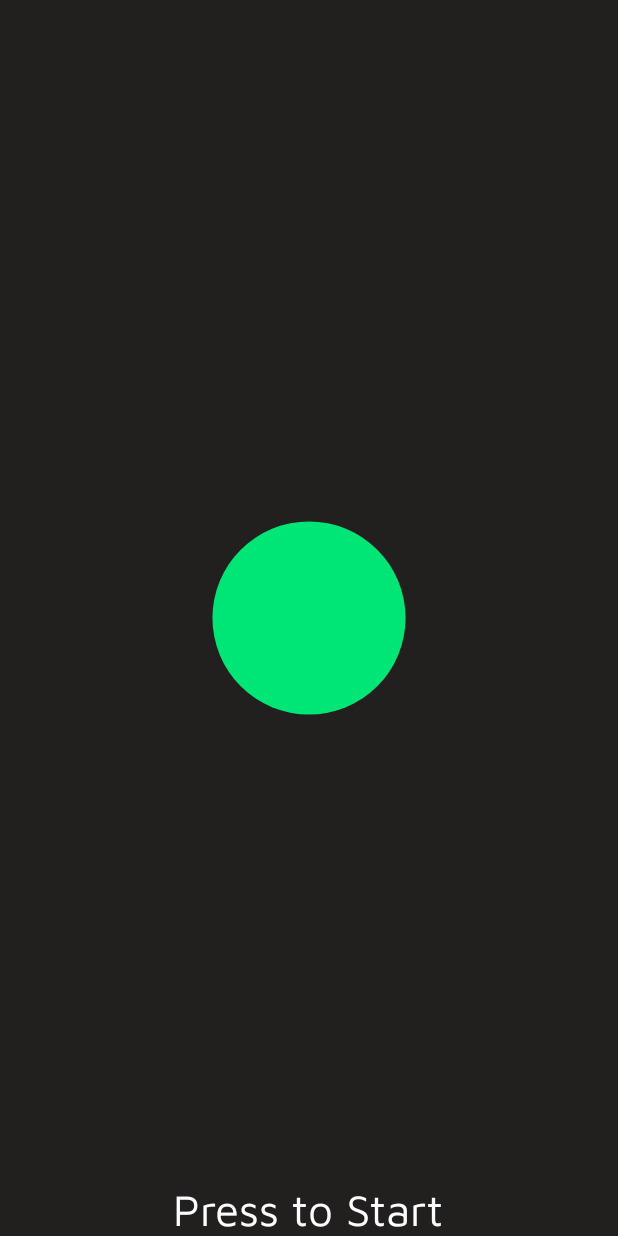
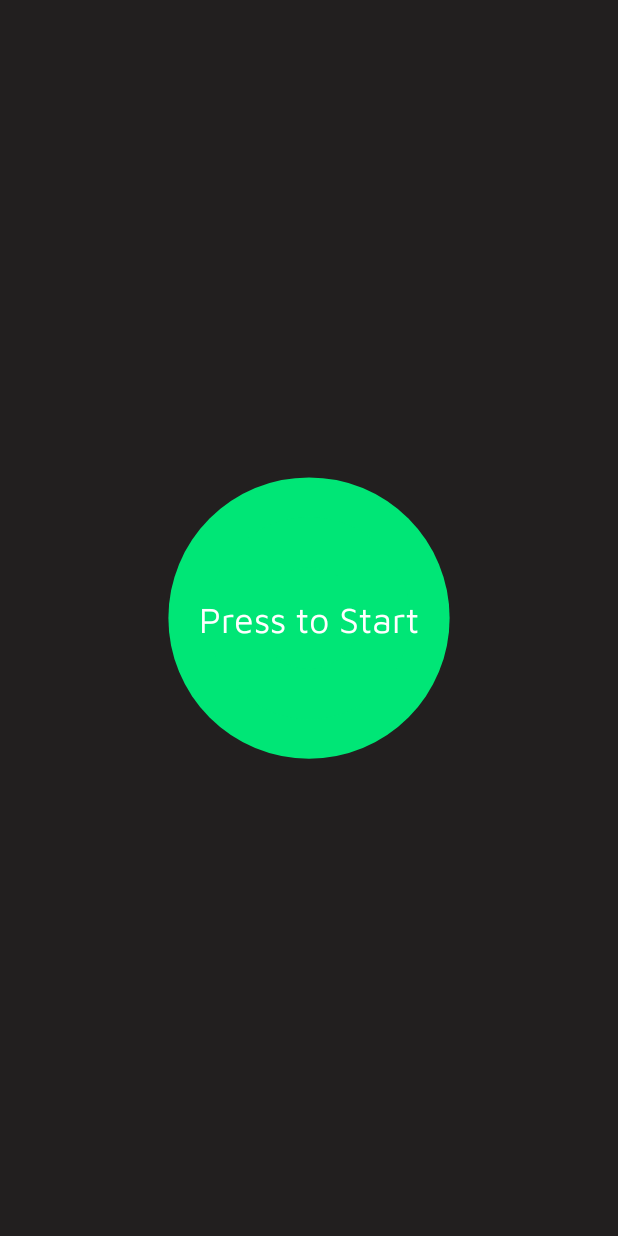
Before and after one commit to ksaifahmed/the_stick_app, an Android app: the layout activity_main.xml on its own in the app's theme, with its tools: preview values and no code run, on a phone screen of 412 x 824 dp. Run offline under Robolectric (Android 15) with nearby library versions, the phone set to English and light mode, and no system bars.

Commit message:
ui updates v1.0

```diff
--- a/app/src/main/java/com/example/thestick/Direction.java
+++ b/app/src/main/java/com/example/thestick/Direction.java
@@ -6,6 +6,7 @@ import android.content.Intent;
 import android.graphics.drawable.AnimatedVectorDrawable;
 import android.graphics.drawable.Drawable;
 import android.os.Bundle;
+import android.os.Handler;
 import android.util.Log;
 import android.widget.ImageView;
 import android.widget.TextView;
@@ -33,27 +34,7 @@ public class Direction extends AppCompatActivity {
         }
 
         //loop
-        Thread t = new Thread(new Runnable() {
-            @Override
-            public void run() {
-                while(true)
-                {
-                    try {
-                        //TODO: if bluetooth connection disrupts call StopDirecting()
-
-                        Thread.sleep(100);
-                        //direction of arrow
-                        image.setRotation(degree);
-                        //direction.setText("wad");
-                        Log.d("image: \t\t", String.valueOf(image.getRotation()));
-
-                    } catch (InterruptedException e) {
-                        e.printStackTrace();
-                    }
-                }
-            }
-        });
-        t.start();
+        startUIThread();
     }
 
 
@@ -72,4 +53,27 @@ public class Direction extends AppCompatActivity {
         finish();
     }
 
+    private void startUIThread() {
+        Handler handler = new Handler();
+        Runnable runnable = () -> {
+            while (true) {
+                try {
+                    Thread.sleep(100);
+                }
+                catch (InterruptedException e) {
+                    e.printStackTrace();
+                    break;
+                }
+                handler.post(new Runnable(){
+                    public void run() {
+                        image.setRotation(degree);
+                        direction.setText(dir);
+                        //Log.d("image: \t\t", String.valueOf(image.getRotation()));
+                    }
+                });
+            }
+        };
+        new Thread(runnable).start();
+    }
+
 }
--- a/app/src/main/java/com/example/thestick/MainActivity.java
+++ b/app/src/main/java/com/example/thestick/MainActivity.java
@@ -155,15 +155,15 @@ public class MainActivity extends AppCompatActivity {
                             if( c=='L' ) {
                                 leftSound.start();
                                 Direction.degree = -90;
-                                //Direction.dir = "Turn Left";
+                                Direction.dir = "Turn Left";
                             }
                             else if( c=='R' ) {
                                 rightSound.start();
                                 Direction.degree = 90;
-                                //Direction.dir = "Turn Right";
+                                Direction.dir = "Turn Right";
                             }else if( c=='F') {
                                 Direction.degree = 0;
-                                //Direction.dir = "Move Forward";
+                                Direction.dir = "Move Forward";
                             }
                             System.out.println(c);
                         } catch (Exception e) {
--- a/app/src/main/res/drawable/pulsating_button.xml
+++ b/app/src/main/res/drawable/pulsating_button.xml
@@ -5,8 +5,8 @@
     <aapt:attr name="android:drawable">
         <vector
             android:name="vector"
-            android:width="100dp"
-            android:height="100dp"
+            android:width="300dp"
+            android:height="300dp"
             android:viewportWidth="32"
             android:viewportHeight="32">
 
@@ -16,12 +16,12 @@
                 <path
                     android:name="dot_path"
                     android:fillColor="#00E676"
-                    android:pathData="M 0,0 m -5,0 a 5,5 0 1,0 10,0 a 5,5 0 1,0 -10,0"/>
+                    android:pathData="M 0,0 m -10,0 a 10,10 0 2,0 20,0 a 10,10 0 2,0 -20,0"/>
 
                 <group android:name="ring_outer">
                     <path
                         android:name="ring_outer_path"
-                        android:pathData="M 0,0 m -9,0 a 9,9 0 1,0 18,0 a 9,9 0 1,0 -18,0"
+                        android:pathData="M 0,0 m -18,0 a 18,18 0 2,0 36,0 a 18,18 0 2,0 -36,0"
                         android:strokeColor="#00E676"
                         android:strokeWidth="1"/>
                 </group>
--- a/app/src/main/res/layout/activity_main.xml
+++ b/app/src/main/res/layout/activity_main.xml
@@ -9,23 +9,19 @@
 
     <ImageView
         android:id="@+id/main_button"
-        android:layout_width="match_parent"
-        android:layout_height="match_parent"
+        android:layout_width="wrap_content"
+        android:layout_height="wrap_content"
         android:src="@drawable/pulsating_button"
         android:layout_centerInParent="true"
         />
 
-
     <TextView
-        android:id="@+id/pairbutton"
         android:layout_width="wrap_content"
         android:layout_height="wrap_content"
-        android:text="Press to Start"
-        android:layout_alignBottom="@+id/main_button"
-        android:layout_centerHorizontal="true"
+        android:text="@string/press_btn"
+        android:layout_centerInParent="true"
         android:textColor="@color/white"
-        android:textSize="29sp"
-
+        android:textSize="24sp"
         />
 
 
--- a/app/src/main/res/values/strings.xml
+++ b/app/src/main/res/values/strings.xml
@@ -1,3 +1,5 @@
 <resources>
     <string name="app_name">TheStick</string>
+    <string name="direction">Move Forward</string>
+    <string name="press_btn">Press to Start</string>
 </resources>
```
Also changed, not shown: app/src/main/res/layout/activity_direction.xml (+5 -5 lines).
